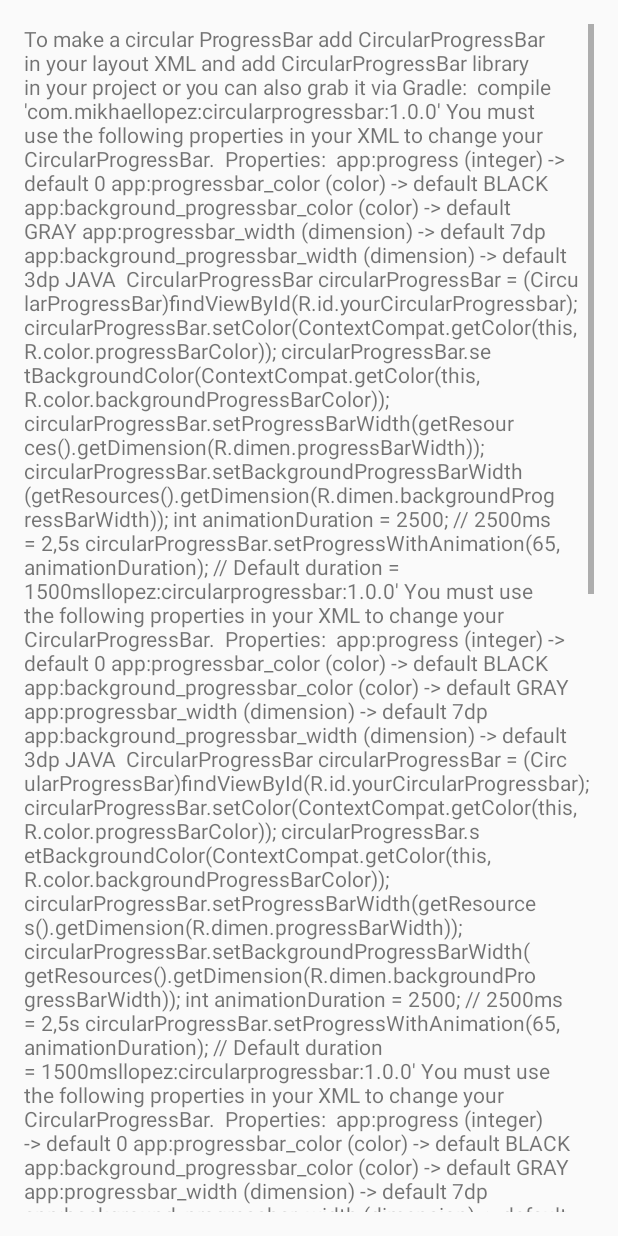
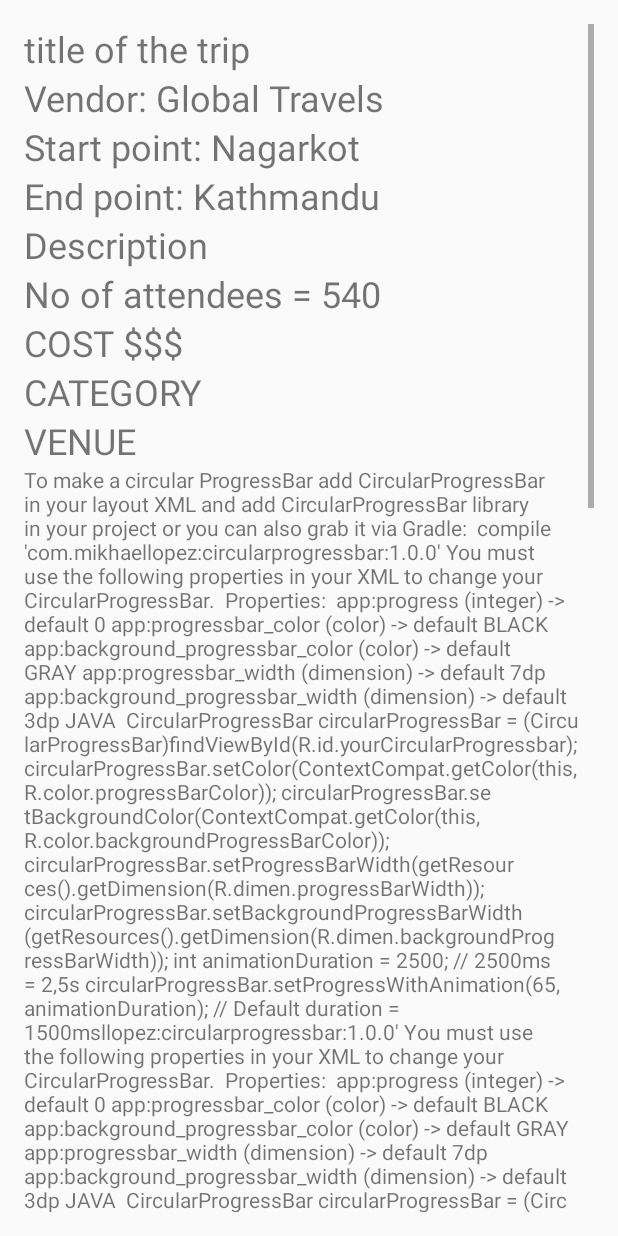
Before and after one commit to MrClan/ntf1, an Android app: the layout content_dialogtest.xml on its own in the app's theme, with its tools: preview values and no code run, on a phone screen of 412 x 824 dp. Run offline under Robolectric (Android 15) with nearby library versions, the phone set to English and light mode, and no system bars.

Commit message:
DialogTest

```diff
--- a/src/main/java/com/apptivators/ntcore/dialogtest.java
+++ b/src/main/java/com/apptivators/ntcore/dialogtest.java
@@ -6,6 +6,8 @@ import android.support.design.widget.Snackbar;
 import android.support.v7.app.AppCompatActivity;
 import android.support.v7.widget.Toolbar;
 import android.view.View;
+
+import com.apptivators.ntcore.Models.Trip;
 
 
 public class dialogtest extends AppCompatActivity {
@@ -26,6 +28,11 @@ public class dialogtest extends AppCompatActivity {
             }
         });
 
+        Trip t = new Trip("Tilicho Trip", "New Travels", "Lazimpat", "Dhulikhel", "Nagarkot", 15000, "9th Dec", "9th Dec", "http://res.cloudinary.com/pratik/image/upload/v1449251051/4_n5ekjl.jpg", "Any", "Mountaineering", "Explore the uncharted terrains of Nepal. Places never been walked before. Experience most pristine form of nature.");
+
+        setTitle(t.getTitle());
+
+
     }
 
 }
--- a/src/main/res/layout/content_dialogtest.xml
+++ b/src/main/res/layout/content_dialogtest.xml
@@ -20,6 +20,51 @@
             android:layout_height="wrap_content"
             android:orientation="vertical">
 
+            <TextView
+                android:layout_width="match_parent"
+                android:layout_height="wrap_content"
+                android:text="title of the trip"
+                android:id="@+id/tvTripTitle" android:textSize="24sp"/>
+            <TextView
+                android:layout_width="match_parent"
+                android:layout_height="wrap_content"
+                android:text="Vendor: Global Travels"
+                android:id="@+id/tvTripVendor" android:textSize="24sp"/>
+            <TextView
+                android:layout_width="match_parent"
+                android:layout_height="wrap_content"
+                android:text="Start point: Nagarkot"
+                android:id="@+id/tvTripStartPoint" android:textSize="24sp"/>
+            <TextView
+                android:layout_width="match_parent"
+                android:layout_height="wrap_content"
+                android:text="End point: Kathmandu"
+                android:id="@+id/tvTripEndPoint" android:textSize="24sp"/>
+            <TextView
+                android:layout_width="match_parent"
+                android:layout_height="wrap_content"
+                android:text="Description"
+                android:id="@+id/tvTripDesc" android:textSize="24sp"/>
+            <TextView
+                android:layout_width="match_parent"
+                android:layout_height="wrap_content"
+                android:text="No of attendees = 540"
+                android:id="@+id/tvTripAttendees" android:textSize="24sp"/>
+            <TextView
+                android:layout_width="match_parent"
+                android:layout_height="wrap_content"
+                android:text="COST $$$"
+                android:id="@+id/tvTripCost" android:textSize="24sp"/>
+            <TextView
+                android:layout_width="match_parent"
+                android:layout_height="wrap_content"
+                android:text="CATEGORY"
+                android:id="@+id/tvTripCategory" android:textSize="24sp"/>
+            <TextView
+                android:layout_width="match_parent"
+                android:layout_height="wrap_content"
+                android:text="VENUE"
+                android:id="@+id/tvTripVenue" android:textSize="24sp"/>
 
         <TextView
             android:layout_width="match_parent"
```
